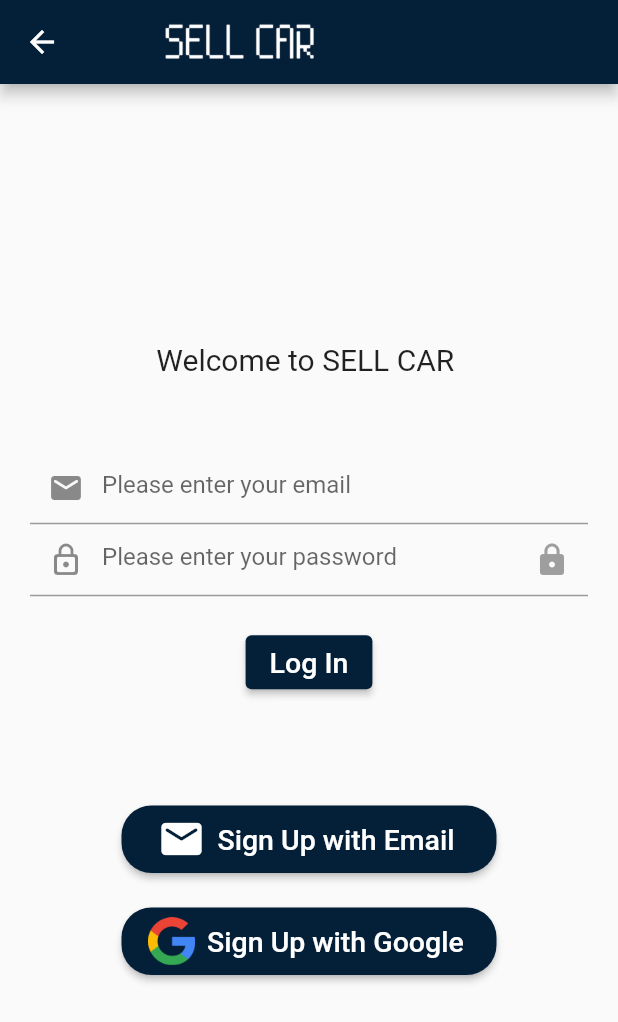
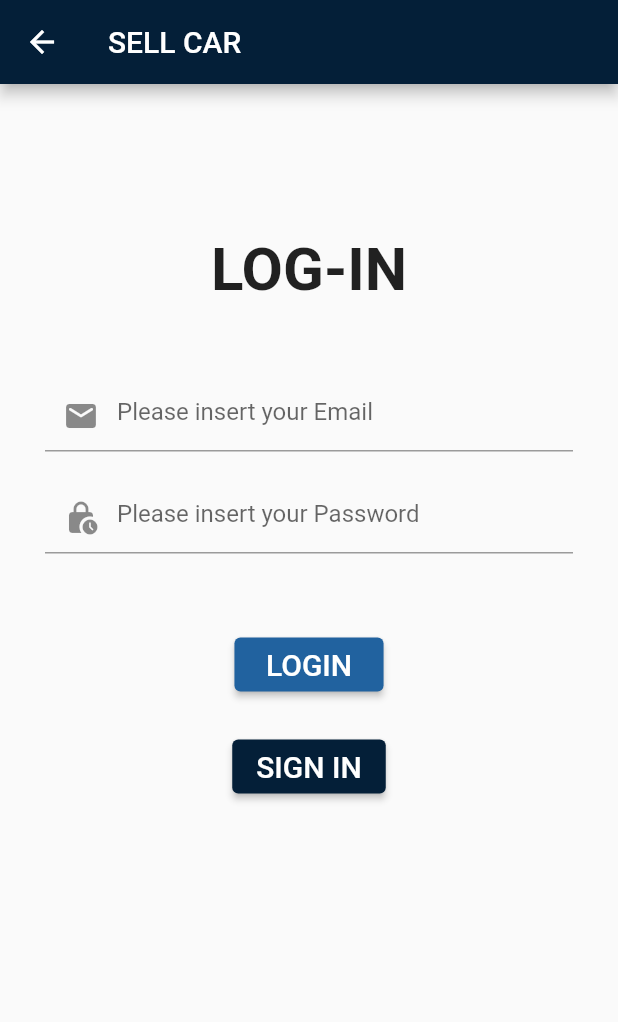
Before and after one commit to leesaereum/sell_car_app, a Flutter app: the Login screen opened directly, on a phone screen of 412 x 824 dp. Shown: the top 1022 px of the screen. Run offline on Flutter 3.47's test engine with Material 2 defaults, Android fonts, the light colour scheme and no system bars; our stand-ins replace firebase_auth, google_sign_in; accounts and stored records are empty.

Commit message:
Revert "Merge branch 'jiyeah' of https://github.com/leesaereum/sell_car_app into jiyeah"
This reverts commit 6541bd6ac0ab7d1480781bb5457f413792f0ac0e, reversing
changes made to 7121ae76819e4c4701f5b67b5ad5dcc45b4bc962.

```diff
--- a/lib/pages/home.dart
+++ /dev/null
@@ -1,193 +0,0 @@
-
-import 'package:firebase_auth/firebase_auth.dart';
-import 'package:flutter/material.dart';
-import 'package:google_sign_in/google_sign_in.dart';
-import 'package:provider/provider.dart';
-import 'package:sell_car_app/provider/google_sign_in.dart';
-
-  class Login extends StatefulWidget {
-  const Login({Key? key}) : super(key: key);
-
-
-  @override
-  State<Login> createState() => _LoginState();
-}
-
-class _LoginState extends State<Login> {
-
-Future<UserCredential> signInWithGoogle() async {
-
-  // Trigger the authentication flow
-  final GoogleSignInAccount? googleUser = await GoogleSignIn().signIn();
-
-  // Obtain the auth details from the request
-  final GoogleSignInAuthentication? googleAuth = await googleUser?.authentication;
-  // Create a new credential
-  final credential = GoogleAuthProvider.credential(
-    accessToken: googleAuth?.accessToken,
-    idToken: googleAuth?.idToken,
-  );
-
-  // Once signed in, return the UserCredential
-  return await FirebaseAuth.instance.signInWithCredential(credential);
-}
-
-  //password
-  // 비번 visible= 안보임이 초기상태
-  bool _pwState =true;
-
-  TextEditingController idController = TextEditingController();
-  TextEditingController pwController = TextEditingController();
-
-
-  @override
-  void initState() {
-    super.initState();
-    _pwState = true;
-  }
-
-
-  @override
-  Widget build(BuildContext context) {
-
-    return GestureDetector(
-      onTap: () => FocusScope.of(context).unfocus(),
-      child: Scaffold(
-        appBar:AppBar(
-          title: Image.asset("images/sellcar.png",width: 180,),
-          backgroundColor: const Color.fromARGB(255, 4, 31, 56),
-        ),
-        body: Center(
-          child: SingleChildScrollView(
-            padding: EdgeInsets.all(20.0),
-            child: Form(
-              child: Column(
-                children: <Widget> [
-                  const Text("Welcome to SELL CAR ",
-                  style : TextStyle(fontSize: 20),
-                  ),
-                  const SizedBox(
-                    height: 50,
-                  ),
-                  //id -email
-                  TextFormField(
-                    controller: idController,
-                    keyboardType: TextInputType.emailAddress,
-                    decoration: const InputDecoration(
-                      hintText: "Please enter your email",
-                      prefixIcon: Icon(Icons.email_rounded),
-                    ),
-                  ),
-                  //pw
-                  TextFormField(
-                    controller: pwController,
-                    keyboardType: TextInputType.text,
-                      //아이콘 누르면 비번 보이게 ,누르기 전 안보임
-                    obscureText: _pwState,
-                    decoration:  InputDecoration(
-                      hintText: "Please enter your password",
-                      //텍스트필드 앞에 아이콘
-                      prefixIcon: const Icon(Icons.lock_outline_rounded),
-                      //텍스트필드 뒤에 아이콘
-                      suffixIcon: _pwState ?
-                      //true - pw 안보이게
-                      IconButton(
-                        onPressed: () {
-                          setState(() {
-                            _pwState =!_pwState;
-                          });
-                        },
-                        icon: const Icon(Icons.lock,
-                        color: Colors.grey ,
-                        //true : false
-                        ),
-                        ) :
-                        //false - pw 보이게
-                      IconButton(
-                        onPressed: () {
-                          setState(() {
-                            _pwState =!_pwState;
-                          });
-                        },
-                        icon: const Icon(Icons.remove_red_eye,
-                        color: Colors.black87 ,
-                        ),
-                        )
-                    ),
-                  ),
-                  const SizedBox(height: 20.0,),
-                  ElevatedButton(
-                    onPressed:() {
-                      //
-                    },
-                   child: const Text("Log In",
-                   style: TextStyle(
-                      fontSize: 19
-                    ),
-                   ),
-                   style: ElevatedButton.styleFrom(
-                    primary: Color.fromARGB(255, 4, 31, 56),
-                   ),
-                   ),
-                  const SizedBox(height: 70.0,),
-                  ElevatedButton.icon(
-                    onPressed: () {
-                      final provider = Provider.of<GoogleSignInProvider>(context,listen:false);
-                      provider.googleLogin();
-                      //
-                    },
-                    icon: const Icon(Icons.email_rounded,
-                    size: 32,
-                    ),
-                    label: const Text("Sign Up with Email",
-                    style: TextStyle(
-                      fontSize: 19
-                    ),
-                    ),
-                    style: ElevatedButton.styleFrom(
-                      primary: Color.fromARGB(255, 4, 31, 56),
-                      shape: RoundedRectangleBorder(
-                        borderRadius: BorderRadius.circular(20),
-                      ),
-                      minimumSize: const Size(250, 45),
-                      )
-                    ),
-                    const SizedBox(
-                      height: 20,
-                    ),
-                  ElevatedButton.icon(
-                    onPressed: () {
-                      final provider = Provider.of<GoogleSignInProvider>(context,listen:false);
-                      provider.googleLogin();
-                      //
-                    },
-                    icon: Image.asset("images/googlelogo.png",
-                    height: 32.0,
-                    ),
-                    label: const Text("Sign Up with Google",
-                    style: TextStyle(
-                      fontSize: 19
-                    ),
-                    ),
-                    style: ElevatedButton.styleFrom(
-                      primary: Color.fromARGB(255, 4, 31, 56),
-                      shape: RoundedRectangleBorder(
-                        borderRadius: BorderRadius.circular(20),
-                      ),
-                      minimumSize: const Size(250, 45),
-                      )
-                    ),
-                ],
-              ),
-            ),
-          ),
-        ),
-      ),
-    );
-  }
-  //functions
-
-
-
-
-} //end
--- /dev/null
+++ b/lib/pages/login.dart
@@ -0,0 +1,98 @@
+import 'package:flutter/material.dart';
+import 'package:sell_car_app/pages/signin.dart';
+
+
+class Login extends StatefulWidget {
+  const Login({Key? key}) : super(key: key);
+
+  @override
+  State<Login> createState() => _LoginState();
+}
+
+class _LoginState extends State<Login> {
+
+  TextEditingController id = TextEditingController();
+  TextEditingController password = TextEditingController();
+
+   final GlobalKey<ScaffoldState> _scaffoldKey = new GlobalKey<ScaffoldState>();
+
+
+  @override
+  Widget build(BuildContext context) {
+
+
+    return GestureDetector(
+      onTap: () => FocusScope.of(context).unfocus(),
+      child: Scaffold(
+        appBar: AppBar(
+          title: const Text('SELL CAR'),
+          backgroundColor: Color.fromARGB(255, 4, 31, 56),
+        ),
+        body: SingleChildScrollView(
+          scrollDirection: Axis.vertical,
+          child: Center(
+            child: Column(
+              mainAxisAlignment: MainAxisAlignment.center,
+              children: [
+                const SizedBox(height: 100),
+                const Text(
+                  'LOG-IN',
+                  style: TextStyle(fontSize: 40, fontWeight: FontWeight.bold),
+                ),
+                Padding(
+                  padding: const EdgeInsets.fromLTRB(30, 50, 30, 10),
+                  child: TextField(
+                    controller: id,
+                    decoration: const InputDecoration(
+                    prefixIcon: Icon(Icons.email_rounded),
+                    hintText: 'Please insert your Email'),
+                    keyboardType :TextInputType.text,
+                  ),
+                ),
+                Padding(
+                  padding: const EdgeInsets.fromLTRB(30, 10, 30, 50),
+                  child: TextField(
+                    controller: password,
+                    decoration: const InputDecoration(
+                    prefixIcon: Icon(Icons.lock_clock_rounded),
+                    hintText: 'Please insert your Password'),
+                    keyboardType :TextInputType.text,
+                    obscureText: true,       //비번 입력시 안 보이게
+                  ),
+                ),
+                ElevatedButton(
+                  style: ElevatedButton.styleFrom(
+                      primary: const Color.fromARGB(255, 33, 98, 159)),
+                  onPressed: () {},
+                  child: const Text(
+                    ' LOGIN ',
+                    style: TextStyle(fontSize: 20),
+                  ),
+                ),
+                const SizedBox(height: 20),
+                ElevatedButton(
+                    style: ElevatedButton.styleFrom(
+                        primary: const Color.fromARGB(255, 4, 31, 56)),
+                    onPressed: () {
+                      Navigator.push(
+                          context,
+                          MaterialPageRoute(
+                            builder: (context) => Signin(),
+                          ));
+                    },
+                    child: const Text(
+                      'SIGN IN',
+                      style: TextStyle(fontSize: 20),
+                    )),
+
+                    // Alert Box
+
+              ],
+            ),
+          ),
+        ),
+      ),
+    );
+  }
+
+}
```
Also changed, not shown: lib/main.dart (+9 -16 lines), lib/pages/loginhome.dart (deleted, +0 -26 lines), lib/pages/mypage.dart (+21 -75 lines), lib/pages/signin.dart (+1 -18 lines), lib/provider/google_sign_in.dart (deleted, +0 -45 lines), pubspec.yaml (+3 -5 lines), images/googlelogo.png (deleted), pubspec.lock, 12 other files.
